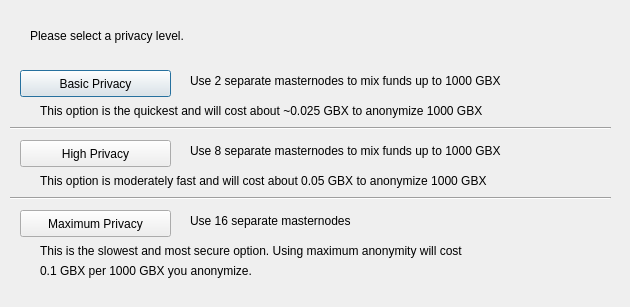
Above: src/qt/forms/darksendconfig.ui from stannumcoin/stannum before the change. Below: the same form after it.
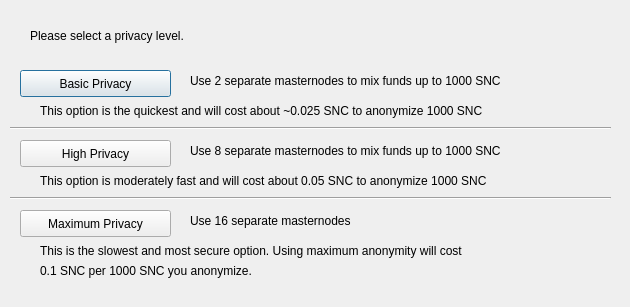
That is the form after the change.

```diff
--- a/src/qt/forms/darksendconfig.ui
+++ b/src/qt/forms/darksendconfig.ui
@@ -75,7 +75,7 @@
     </rect>
    </property>
    <property name="text">
-    <string>Use 2 separate masternodes to mix funds up to 1000 GBX</string>
+    <string>Use 2 separate masternodes to mix funds up to 1000 SNC</string>
    </property>
   </widget>
   <widget class="QLabel" name="label_3">
@@ -88,7 +88,7 @@
     </rect>
    </property>
    <property name="text">
-    <string>Use 8 separate masternodes to mix funds up to 1000 GBX</string>
+    <string>Use 8 separate masternodes to mix funds up to 1000 SNC</string>
    </property>
   </widget>
   <widget class="QLabel" name="label_4">
@@ -114,7 +114,7 @@
     </rect>
    </property>
    <property name="text">
-    <string>This option is the quickest and will cost about ~0.025 GBX to anonymize 1000 GBX</string>
+    <string>This option is the quickest and will cost about ~0.025 SNC to anonymize 1000 SNC</string>
    </property>
   </widget>
   <widget class="QLabel" name="label_7">
@@ -127,7 +127,7 @@
     </rect>
    </property>
    <property name="text">
-    <string>This option is moderately fast and will cost about 0.05 GBX to anonymize 1000 GBX</string>
+    <string>This option is moderately fast and will cost about 0.05 SNC to anonymize 1000 SNC</string>
    </property>
   </widget>
   <widget class="QLabel" name="label_8">
@@ -153,7 +153,7 @@
     </rect>
    </property>
    <property name="text">
-    <string>0.1 GBX per 1000 GBX you anonymize.</string>
+    <string>0.1 SNC per 1000 SNC you anonymize.</string>
    </property>
   </widget>
   <widget class="Line" name="line">
```
